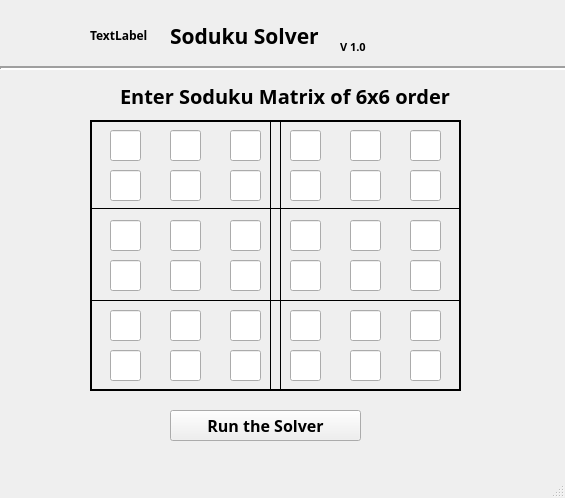
First picture: the form in qt project/soduku-solver/secmainwindow.ui, repository girishkuniyal/Soduku-solver, before the edit.
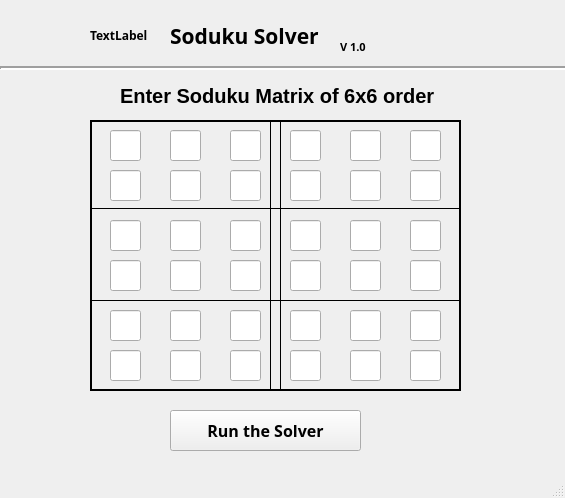
Second picture: the form after the edit. Icons and pictures are not drawn.

```diff
--- a/qt project/soduku-solver/secmainwindow.ui
+++ b/qt project/soduku-solver/secmainwindow.ui
@@ -10,6 +10,18 @@
     <height>498</height>
    </rect>
   </property>
+  <property name="minimumSize">
+   <size>
+    <width>565</width>
+    <height>498</height>
+   </size>
+  </property>
+  <property name="maximumSize">
+   <size>
+    <width>565</width>
+    <height>498</height>
+   </size>
+  </property>
   <property name="font">
    <font>
     <family>Garuda</family>
@@ -87,6 +99,7 @@
     </property>
     <property name="font">
      <font>
+      <family>MS Sans Serif</family>
       <pointsize>15</pointsize>
       <weight>75</weight>
       <bold>true</bold>
@@ -121,7 +134,7 @@
       <x>170</x>
       <y>410</y>
       <width>191</width>
-      <height>31</height>
+      <height>41</height>
      </rect>
     </property>
     <property name="font">
```
Left out of the diff: 7 changed lines with no effect on the pictures.
